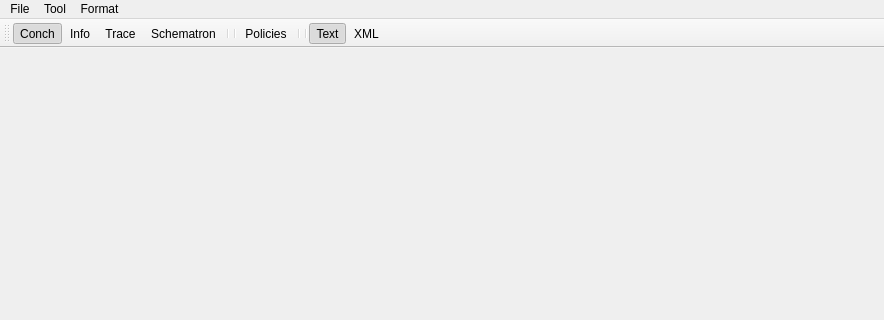
The window that Source/GUI/Qt/mainwindow.ui (MediaArea/MediaConch_SourceCode) describes before a commit, drawn with Qt 5; both pictures show x 0 to 884 and y 0 to 320 of the 884 by 635 pixel window.
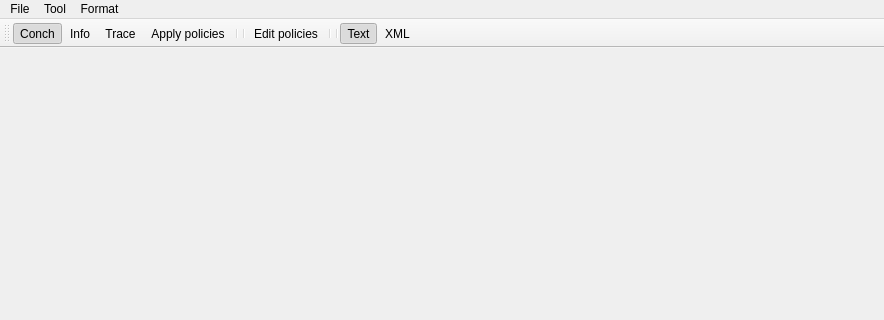
The same window after the commit.

Commit message: PoliciesTree: change a little bit the User Interface

The edit to the form file:
```diff
--- a/Source/GUI/Qt/mainwindow.ui
+++ b/Source/GUI/Qt/mainwindow.ui
@@ -66,7 +66,7 @@
     <enum>TopToolBarArea</enum>
    </attribute>
    <attribute name="toolBarBreak">
-    <bool>true</bool>
+    <bool>false</bool>
    </attribute>
    <addaction name="actionConch"/>
    <addaction name="actionInfo"/>
@@ -133,7 +133,7 @@
     <bool>true</bool>
    </property>
    <property name="text">
-    <string>Schematron</string>
+    <string>Apply policies</string>
    </property>
   </action>
   <action name="actionPolicies">
@@ -141,7 +141,7 @@
     <bool>true</bool>
    </property>
    <property name="text">
-    <string>Policies</string>
+    <string>Edit policies</string>
    </property>
   </action>
   <action name="actionText">
```
Left out of the diff: 6 changed lines with no effect on the pictures. The commit also changes 2 other files.
